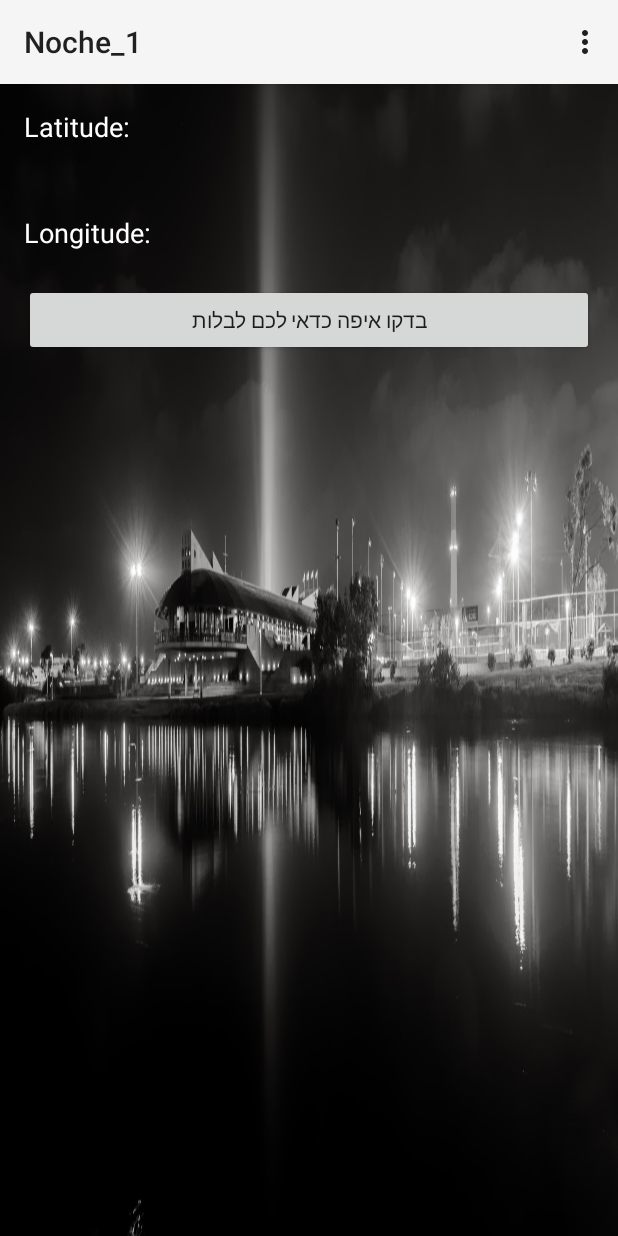
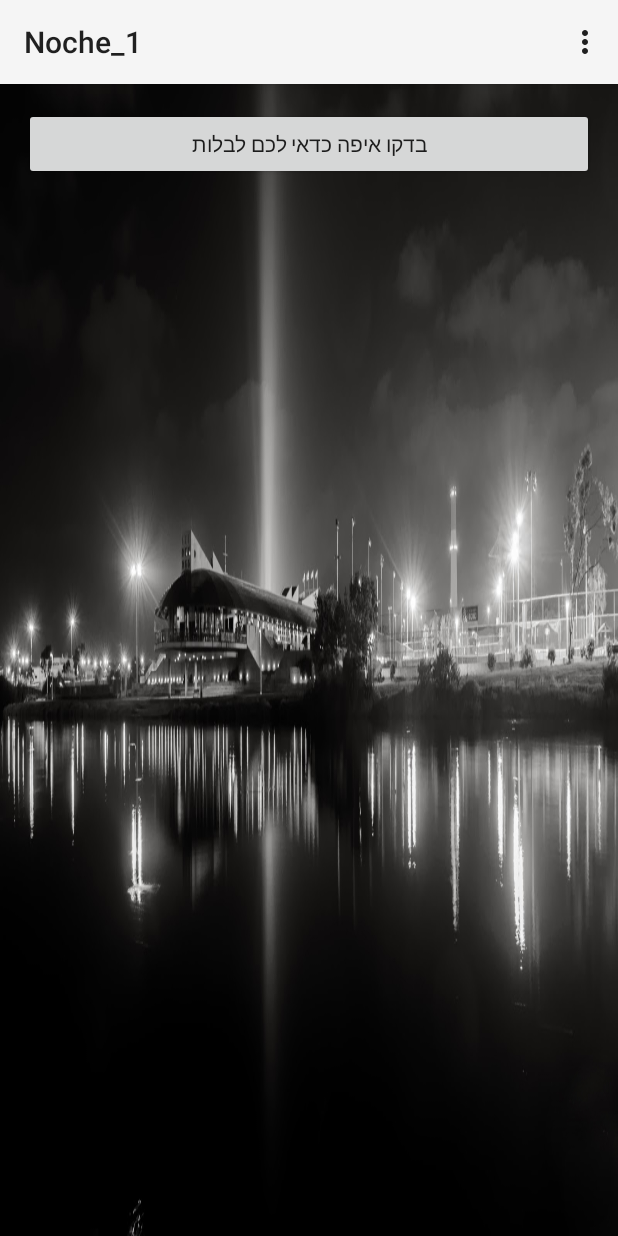
Before and after one commit to zissu/Noche6App, an Android app: the Favorite screen opened directly, with no data from a screen before it, on a phone screen of 412 x 824 dp. Run offline under Robolectric (Android 15) with nearby library versions, the phone set to English and light mode, and no system bars; our stand-ins replace Volley; libraries missing offline, so code that uses them is left out: com.nostra13.universalimageloader; 3 statements that could not run were skipped.

```diff
--- a/app/src/main/java/com/example/zissu/noche_1/Favorite.java
+++ b/app/src/main/java/com/example/zissu/noche_1/Favorite.java
@@ -104,8 +104,6 @@ public class Favorite extends AppCompatActivity implements View.OnClickListener,
         btnFavorite.setOnClickListener((View.OnClickListener) this);
 
         /*Location*/
-        mLatitudeTextView = (TextView) findViewById((R.id.latitude_textview));
-        mLongitudeTextView = (TextView) findViewById((R.id.longitude_textview));
 
         mGoogleApiClient = new GoogleApiClient.Builder(this)
                 .addConnectionCallbacks(this)
@@ -199,12 +197,6 @@ public class Favorite extends AppCompatActivity implements View.OnClickListener,
     @Override
     public void onLocationChanged(Location location) {
 
-        String msg = "Updated Location: " +
-                Double.toString(location.getLatitude()) + "," +
-                Double.toString(location.getLongitude());
-        mLatitudeTextView.setText(String.valueOf(location.getLatitude()));
-        mLongitudeTextView.setText(String.valueOf(location.getLongitude() ));
-        Toast.makeText(this, msg, Toast.LENGTH_SHORT).show();
         // You can now create a LatLng Object for use with maps
          LatLng latLng = new LatLng(location.getLatitude(), location.getLongitude());
     }
--- a/app/src/main/res/layout/activity_bar.xml
+++ b/app/src/main/res/layout/activity_bar.xml
@@ -16,4 +16,5 @@
     >
 
 </ListView>
+
 </LinearLayout>
--- a/app/src/main/res/layout/activity_favorite.xml
+++ b/app/src/main/res/layout/activity_favorite.xml
@@ -11,43 +11,6 @@
     android:orientation="vertical"
     android:background="@drawable/tlv"
     tools:context="com.example.zissu.noche_1.Favorite">
-        <TextView
-            android:id="@+id/latitude"
-            android:layout_width="wrap_content"
-            android:layout_height="wrap_content"
-            android:layout_alignParentLeft="true"
-            android:layout_alignParentTop="true"
-            android:text="Latitude:"
-            android:textSize="18sp"
-            android:textColor="#fff"/>
-        <TextView
-            android:id="@+id/latitude_textview"
-            android:layout_width="wrap_content"
-            android:layout_height="wrap_content"
-            android:layout_alignBaseline="@+id/latitude"
-            android:layout_marginLeft="10dp"
-            android:layout_toRightOf="@+id/latitude"
-            android:textSize="16sp"
-            android:textColor="#fff"/>
-        <TextView
-            android:id="@+id/longitude"
-            android:layout_width="wrap_content"
-            android:layout_height="wrap_content"
-            android:layout_alignParentLeft="true"
-            android:layout_alignParentTop="true"
-            android:text="Longitude:"
-            android:layout_marginTop="24dp"
-            android:textSize="18sp"
-            android:textColor="#fff"/>
-        <TextView
-            android:id="@+id/longitude_textview"
-            android:layout_width="wrap_content"
-            android:layout_height="wrap_content"
-            android:layout_alignBaseline="@+id/longitude"
-            android:layout_marginLeft="10dp"
-            android:layout_toRightOf="@+id/longitude"
-            android:textSize="16sp"
-            android:textColor="#fff"/>
 
         <Button
     android:layout_width="match_parent"
--- a/app/src/main/res/layout/content_main.xml
+++ b/app/src/main/res/layout/content_main.xml
@@ -42,8 +42,8 @@
     <FrameLayout
         android:layout_width="match_parent"
         android:layout_height="100dp"
-        android:background="@android:color/transparent"
-        android:id="@+id/content_frame"/>
+        android:id="@+id/content_frame"
+        android:visibility="invisible"/>
 
 
     <Button
--- a/app/src/main/res/layout/fragment_search.xml
+++ b/app/src/main/res/layout/fragment_search.xml
@@ -12,6 +12,8 @@
         android:layout_width="match_parent"
         android:layout_height="match_parent"
         android:listSelector="#ffffff"
+
+
         />
 
     <TextView
```
Also changed, not shown: app/src/main/java/com/example/zissu/noche_1/MainActivity.java (+4 -4 lines).
